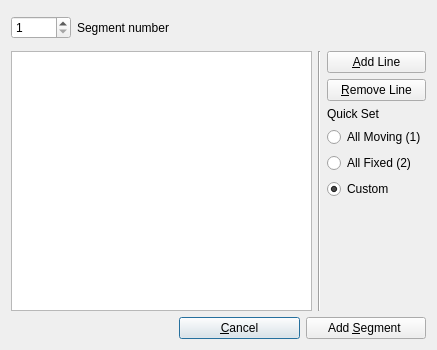
This is src/qt-widgets/HellingerNewSegmentUi.ui in GPlates/GPlates as Qt 5 draws it before an edit. The edited form follows.
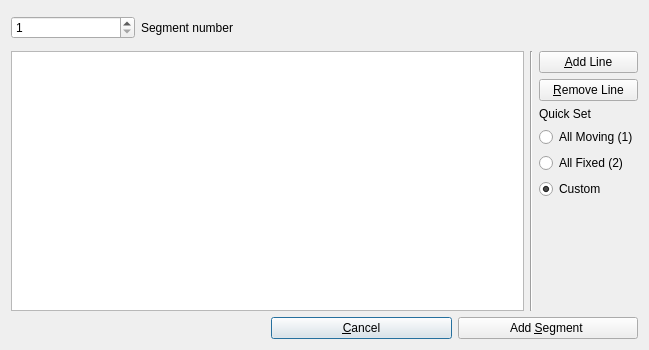
This is the edited form.

Commit message: (hellinger) Various tweaking, including table header widths and the like.

Diff of the .ui file:
```diff
--- a/src/qt-widgets/HellingerNewSegmentUi.ui
+++ b/src/qt-widgets/HellingerNewSegmentUi.ui
@@ -6,7 +6,7 @@
    <rect>
     <x>0</x>
     <y>0</y>
-    <width>437</width>
+    <width>649</width>
     <height>350</height>
    </rect>
   </property>
```
Left out of the diff: 8 changed lines with no effect on the pictures. The commit also changes 10 other files.
